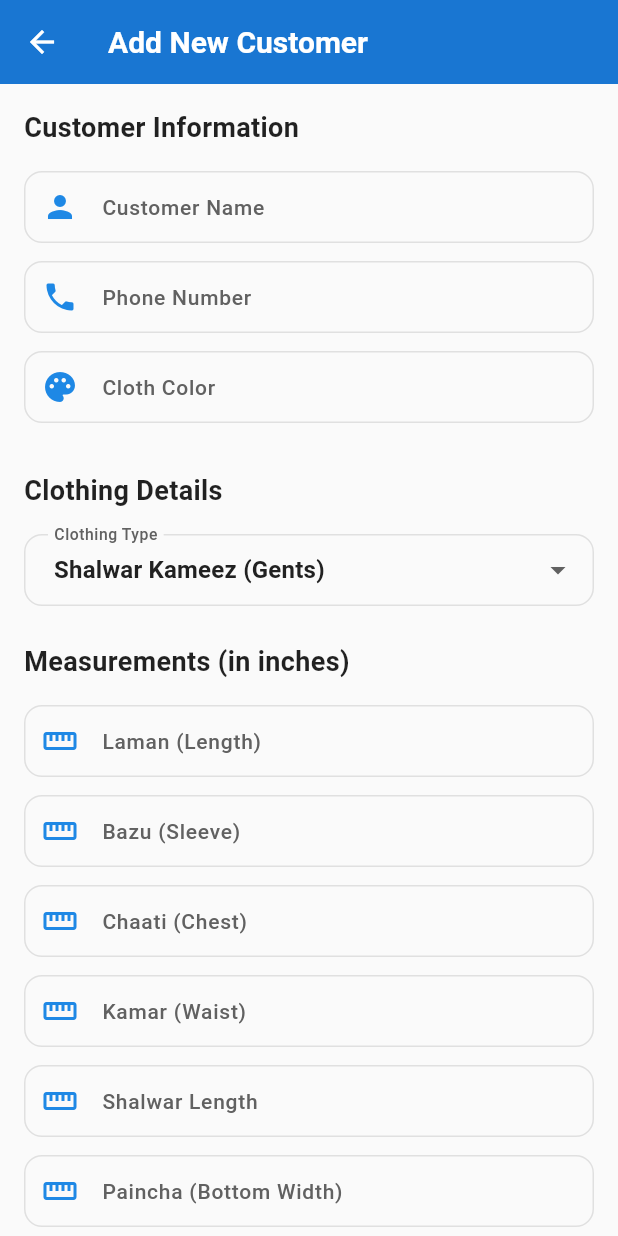
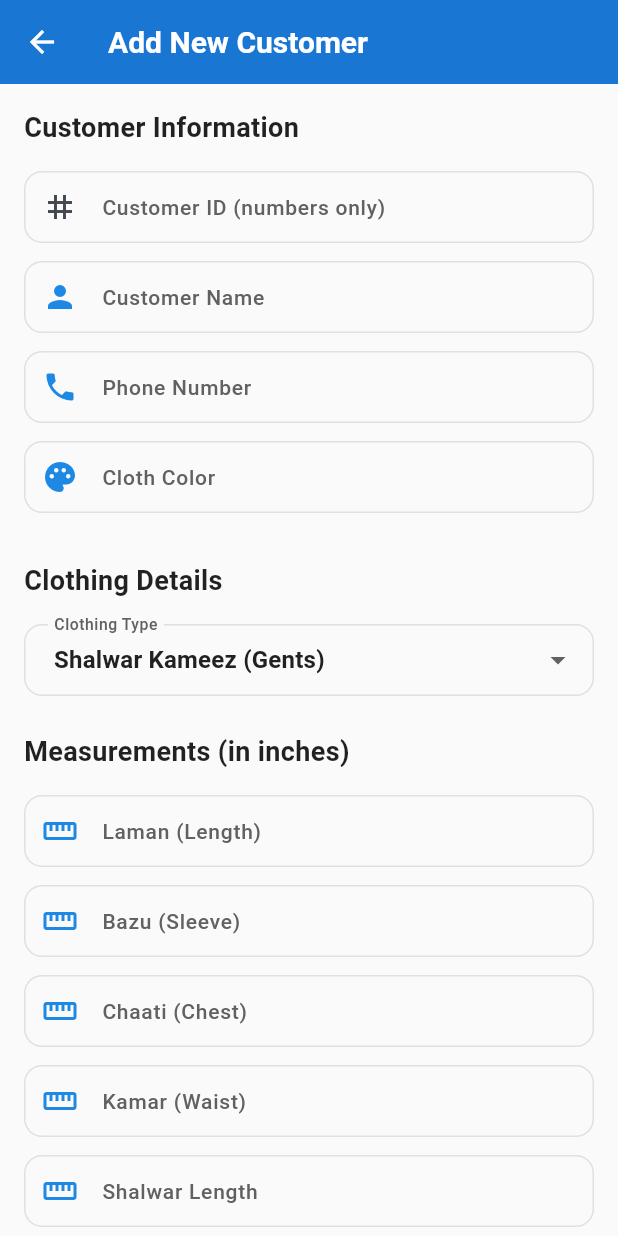
Before and after one commit to amaarkhan/DarzeApp, a Flutter app: the AddCustomerScreen screen opened directly with empty values, on a phone screen of 412 x 824 dp. Run offline on Flutter 3.47's test engine with Material 3 defaults, Android fonts, the phone set to English and light mode, and no system bars; our stand-ins replace google_fonts, pdf, share_plus, shared_preferences; accounts and stored records are empty.

Commit message:
Add customer ID handling and PDF export

```diff
--- a/lib/screens/add_customer_screen.dart
+++ b/lib/screens/add_customer_screen.dart
@@ -1,4 +1,5 @@
 import 'package:flutter/material.dart';
+import 'package:flutter/services.dart';
 import 'package:uuid/uuid.dart';
 import '../models/customer.dart';
 import '../models/measurement.dart';
@@ -32,6 +33,7 @@ class _AddCustomerScreenState extends State<AddCustomerScreen> {
   late TextEditingController painchaController;
   late TextEditingController golController;
   late TextEditingController notesController;
+  late TextEditingController customerIdController;
 
   String selectedClothType = 'Shalwar Kameez (Gents)';
   String selectedCollarType = 'Round';
@@ -51,6 +53,7 @@ class _AddCustomerScreenState extends State<AddCustomerScreen> {
     painchaController = TextEditingController();
     golController = TextEditingController();
     notesController = TextEditingController();
+    customerIdController = TextEditingController(text: widget.customer?.id ?? '');
 
     if (widget.customer != null) {
       _loadMeasurements();
@@ -81,14 +84,17 @@ class _AddCustomerScreenState extends State<AddCustomerScreen> {
   String _getString(String key) => AppStrings.get(key, widget.language);
 
   Future<void> _saveCustomer() async {
-    if (nameController.text.isEmpty || phoneController.text.isEmpty) {
+    final customerId = customerIdController.text.trim();
+    if (customerId.isEmpty || nameController.text.isEmpty || phoneController.text.isEmpty) {
       _showSnackBar('Please fill all required fields');
+      return;
+    }
+    if (!RegExp(r'^\d+$').hasMatch(customerId)) {
+      _showSnackBar('Customer ID must contain only numbers');
       return;
     }
 
     try {
-      final customerId = widget.customer?.id ?? const Uuid().v4();
-
       // Save/Update Customer
       final customer = Customer(
         id: customerId,
@@ -159,6 +165,31 @@ class _AddCustomerScreenState extends State<AddCustomerScreen> {
             // Customer Information Section
             _buildSectionTitle('Customer Information'),
             const SizedBox(height: 16),
+            TextField(
+              controller: customerIdController,
+              enabled: widget.customer == null,
+              keyboardType: TextInputType.number,
+              inputFormatters: [FilteringTextInputFormatter.digitsOnly],
+              decoration: InputDecoration(
+                labelText: 'Customer ID (numbers only)',
+                prefixIcon: const Icon(Icons.tag),
+                border: OutlineInputBorder(
+                  borderRadius: BorderRadius.circular(12),
+                  borderSide: BorderSide(color: Colors.grey.shade300),
+                ),
+                enabledBorder: OutlineInputBorder(
+                  borderRadius: BorderRadius.circular(12),
+                  borderSide: BorderSide(color: Colors.grey.shade300),
+                ),
+                focusedBorder: OutlineInputBorder(
+                  borderRadius: BorderRadius.circular(12),
+                  borderSide: BorderSide(color: Colors.blue.shade600, width: 2),
+                ),
+                filled: true,
+                fillColor: Colors.grey.shade50,
+              ),
+            ),
+            const SizedBox(height: 12),
             _buildTextField(nameController, 'Customer Name', Icons.person),
             const SizedBox(height: 12),
             _buildTextField(phoneController, 'Phone Number', Icons.phone, TextInputType.phone),
@@ -420,6 +451,7 @@ class _AddCustomerScreenState extends State<AddCustomerScreen> {
 
   @override
   void dispose() {
+    customerIdController.dispose();
     nameController.dispose();
     phoneController.dispose();
     colorController.dispose();
--- a/lib/screens/add_order_screen.dart
+++ b/lib/screens/add_order_screen.dart
@@ -69,7 +69,8 @@ class _AddOrderScreenState extends State<AddOrderScreen> {
       } else {
         filteredCustomers = customers.where((customer) {
           return customer.name.toLowerCase().contains(query) ||
-              customer.phone.toLowerCase().contains(query);
+              customer.phone.toLowerCase().contains(query) ||
+              customer.id.toLowerCase().contains(query);
         }).toList();
       }
 
@@ -188,9 +189,12 @@ class _AddOrderScreenState extends State<AddOrderScreen> {
                   DropdownButtonFormField<String>(
                     value: selectedCustomerId,
                     items: filteredCustomers.map((customer) {
+                      final shortId = customer.id.length > 8
+                          ? customer.id.substring(0, 8)
+                          : customer.id;
                       return DropdownMenuItem(
                         value: customer.id,
-                        child: Text('${customer.name} - ${customer.phone}'),
+                        child: Text('${customer.name} - ${customer.phone} - ID: $shortId'),
                       );
                     }).toList(),
                     onChanged: (newValue) {
--- a/pubspec.yaml
+++ b/pubspec.yaml
@@ -39,6 +39,9 @@ dependencies:
   uuid: ^4.0.0
   image_picker: ^1.0.7
   google_fonts: ^6.1.0
+  pdf: ^3.10.8
+  path_provider: ^2.1.5
+  share_plus: ^10.0.2
 
 dev_dependencies:
   flutter_test:
```
Also changed, not shown: lib/screens/customer_list_screen.dart (+133 -18 lines), lib/screens/order_management_screen.dart (+8 -0 lines), lib/services/customer_pdf_service.dart (added, +80 -0 lines), lib/services/db_service.dart (+17 -1 lines), pubspec.lock, 5 other files.
